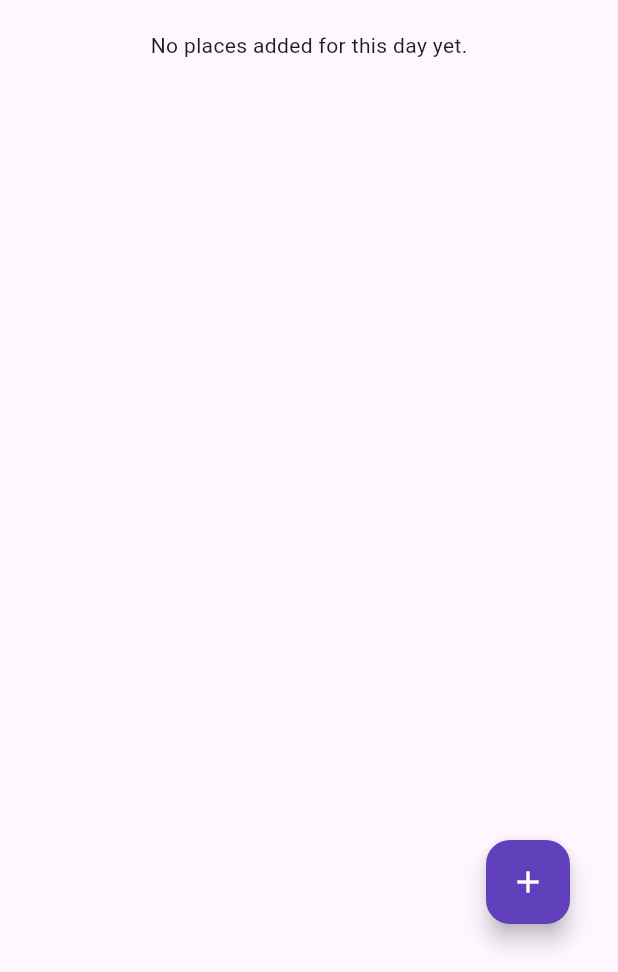
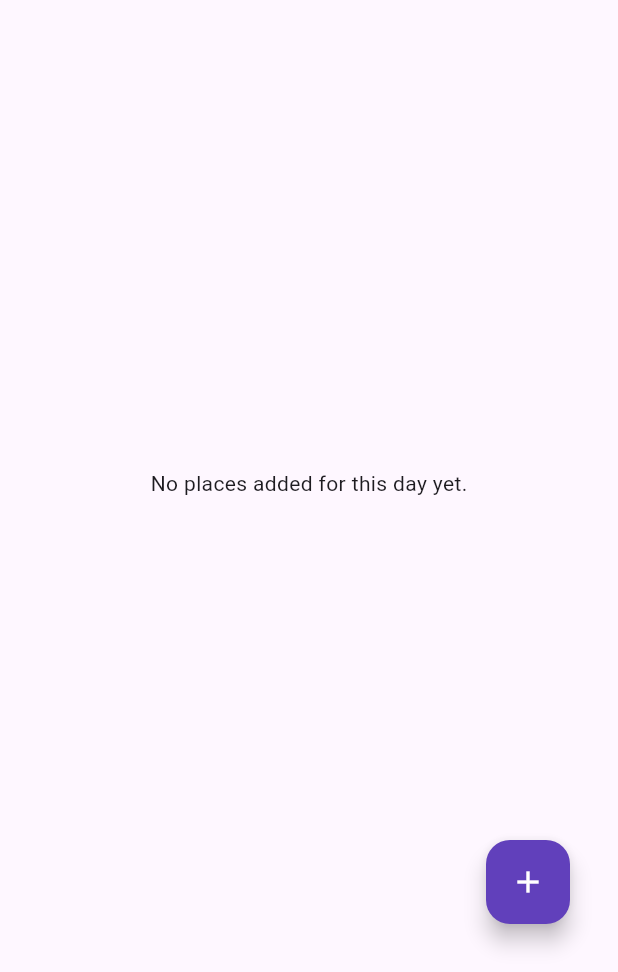
Before and after one commit to juliaosinska/desti-go, a Flutter app: the DayPlanScreen screen opened directly with empty values, on a phone screen of 412 x 824 dp, the part 264-1236 px from its top. Run offline on Flutter 3.47's test engine with Material 3 defaults, Android fonts, the light colour scheme and no system bars; our stand-ins replace cloud_firestore, firebase_auth, firebase_core, firebase_storage, flutter_dotenv, flutter_riverpod and 2 more; missing offline and left inert: google_place; accounts and stored records are empty.

Commit message:
small fixes

```diff
--- a/desti_go/lib/main.dart
+++ b/desti_go/lib/main.dart
@@ -13,9 +13,8 @@ void main() async {
   await Firebase.initializeApp(options: DefaultFirebaseOptions.currentPlatform);
   await dotenv.load(fileName: "assets/.env");
 
-  // Create instances of repositories or services needed by AuthController
   final authRepository = AuthRepository();
-  final authNotifier = AuthNotifier(authRepository); // Replace with your actual AuthNotifier
+  final authNotifier = AuthNotifier(authRepository);
   final authController = AuthController(authNotifier);
 
   runApp(ProviderScope(
@@ -37,7 +36,7 @@ class MyApp extends StatelessWidget {
       ),
       debugShowCheckedModeBanner: false,
       initialRoute: Routes.initialRoute,
-      routes: Routes.routes(context, authController), // Pass authController to routes
+      routes: Routes.routes(context, authController),
     );
   }
 }
--- a/desti_go/lib/providers/diary_provider.dart
+++ b/desti_go/lib/providers/diary_provider.dart
@@ -60,6 +60,10 @@ class DiaryProvider extends StateNotifier<List<DiaryEntry>> {
       throw e;
     }
   }
+
+  void clearDiaryEntries() async {
+    state = [];
+  }
 }
 
 final diaryRepositoryProvider = Provider<DiaryRepository>((ref) {
--- a/desti_go/lib/providers/trip_provider.dart
+++ b/desti_go/lib/providers/trip_provider.dart
@@ -10,13 +10,13 @@ class TripNotifier extends StateNotifier<TripState> {
   TripNotifier(this.tripController)
       : super(TripState(
           trips: [],
-          isLoading: false,
+          isLoading: true,
           error: '',
         ));
 
   Future<void> fetchTrips(String userId) async {
     try {
-      state = TripState(trips: state.trips, isLoading: true, error: '');
+      //state = TripState(trips: state.trips, isLoading: true, error: '');
       final fetchedTrips = await tripController.getTrips(userId);
       state = TripState(trips: fetchedTrips, isLoading: false, error: '');
     } catch (e) {
--- a/desti_go/lib/repositories/place_repository.dart
+++ b/desti_go/lib/repositories/place_repository.dart
@@ -11,7 +11,7 @@ class PlaceRepository {
       final DocumentReference tripRef = firestore.collection('trips').doc(tripId);
       final CollectionReference dayPlacesRef = tripRef.collection('days').doc(dayId).collection('places');
       final docRef = await dayPlacesRef.add(place.toMap());
-      return docRef.id; // Return the document ID
+      return docRef.id;
     } catch (error) {
       print('Error adding place to day: $error');
       rethrow;
--- a/desti_go/lib/repositories/trip_repository.dart
+++ b/desti_go/lib/repositories/trip_repository.dart
@@ -14,7 +14,7 @@ class TripRepository {
         'returnDate': trip.returnDate,
         'isDeleted': trip.isDeleted,
       });
-      return tripRef.id; // Return the document ID
+      return tripRef.id;
     } catch (e) {
       print('Error adding trip: $e');
       throw e;
--- a/desti_go/lib/routes.dart
+++ b/desti_go/lib/routes.dart
@@ -36,19 +36,19 @@ class Routes {
       trips: (context) => TripsScreen(),
       tripDetails: (context) {
         final arguments = ModalRoute.of(context)!.settings.arguments as Map<String, dynamic>;
-        final trip = arguments['trip'] as Trip; // Adjust the type according to your needs
+        final trip = arguments['trip'] as Trip;
         final tripId = arguments['tripId'] as String;
         return TripDetailsScreen(trip: trip, tripId: tripId);
       },
       addTrip: (context) => AddTripScreen(),
       plan: (context) {
         final arguments = ModalRoute.of(context)!.settings.arguments as Map<String, dynamic>;
-        final trip = arguments['trip'] as Trip; // Adjust the type according to your needs
+        final trip = arguments['trip'] as Trip;
         return PlanScreen(trip: trip);
       },
       diary: (context) {
         final arguments = ModalRoute.of(context)!.settings.arguments as Map<String, dynamic>;
-        final trip = arguments['trip'] as Trip; // Adjust the type according to your needs
+        final trip = arguments['trip'] as Trip;
         final tripId = arguments['tripId'] as String;
         return DiaryScreen(trip: trip, tripId: tripId);
       },
--- a/desti_go/lib/views/diary_managment/add_diary_entry_screen.dart
+++ b/desti_go/lib/views/diary_managment/add_diary_entry_screen.dart
@@ -112,6 +112,10 @@ class _AddDiaryEntryScreenState extends ConsumerState<AddDiaryEntryScreen> {
                       timestamp: widget.date,
                       imageFile: _imageFile,
                     );
+
+                    diaryNotifier.clearDiaryEntries();
+                    await diaryNotifier.fetchDiaryEntries(widget.tripId, widget.date);
+
                     Navigator.pop(context);
                   } catch (e) {
                     ScaffoldMessenger.of(context).showSnackBar(
--- a/desti_go/lib/views/plan_managment/day_plan_screen.dart
+++ b/desti_go/lib/views/plan_managment/day_plan_screen.dart
@@ -59,15 +59,17 @@ class DayPlanScreen extends ConsumerWidget {
               ],
             ),
             const SizedBox(height: 16.0),
-            if (placeState.isLoading)
-              const Center(child: CircularProgressIndicator())
-            else if (placeState.error.isNotEmpty)
-              Center(child: Text('Error: ${placeState.error}'))
-            else if (placeState.places[day] == null || placeState.places[day]!.isEmpty)
-              const Center(child: Text('No places added for this day yet.'))
-            else
             Expanded(
-                child: ListView.builder(
+              child: Center(
+                child: placeState.isLoading
+                    ? CircularProgressIndicator()
+                    : placeState.error.isNotEmpty
+                        ? Text('Error: ${placeState.error}')
+                        : placeState.places[day] == null
+                            ? CircularProgressIndicator()
+                            : placeState.places[day]!.isEmpty
+                                ? Text('No places added for this day yet.')
+                                : ListView.builder(
                                     padding: EdgeInsets.zero,
                                     itemCount: placeState.places[day]!.length,
                                     itemBuilder: (context, index) {
@@ -77,6 +79,7 @@ class DayPlanScreen extends ConsumerWidget {
                                         tripId: tripId,
                                       );
                                     },
+                                  ),
               ),
             ),
           ],
--- a/desti_go/lib/views/plan_managment/explore_screen.dart
+++ b/desti_go/lib/views/plan_managment/explore_screen.dart
@@ -70,7 +70,7 @@ class _ExploreScreenState extends ConsumerState<ExploreScreen> {
             lat: placeState.currentPosition!.latitude,
             lng: placeState.currentPosition!.longitude,
           ),
-          1000, // Define a suitable radius
+          1000,
         );
       }
     } catch (error) {
--- a/desti_go/lib/views/trips_managment/trips_screen.dart
+++ b/desti_go/lib/views/trips_managment/trips_screen.dart
@@ -18,7 +18,6 @@ class TripsScreen extends ConsumerWidget {
       }
     });
 
-    //checking if user logged in (should be)
     if (authState == null) {
       return const Scaffold(
         body: Center(
@@ -60,7 +59,9 @@ class TripsScreen extends ConsumerWidget {
             ),
             const SizedBox(height: 16.0),
             Expanded(
-              child: tripState.trips.isEmpty
+              child: tripState.isLoading
+                  ? const Center(child: CircularProgressIndicator())
+                  : tripState.trips.isEmpty
                       ? const Center(child: Text('No trips added yet!'))
                       : tripState.error.isNotEmpty
                           ? Center(child: Text('Error: ${tripState.error}'))
```
Also changed, not shown: desti_go/lib/views/diary_managment/day_diary_screen.dart (+39 -12 lines). Lines whose indentation alone changed are shown as unchanged.
